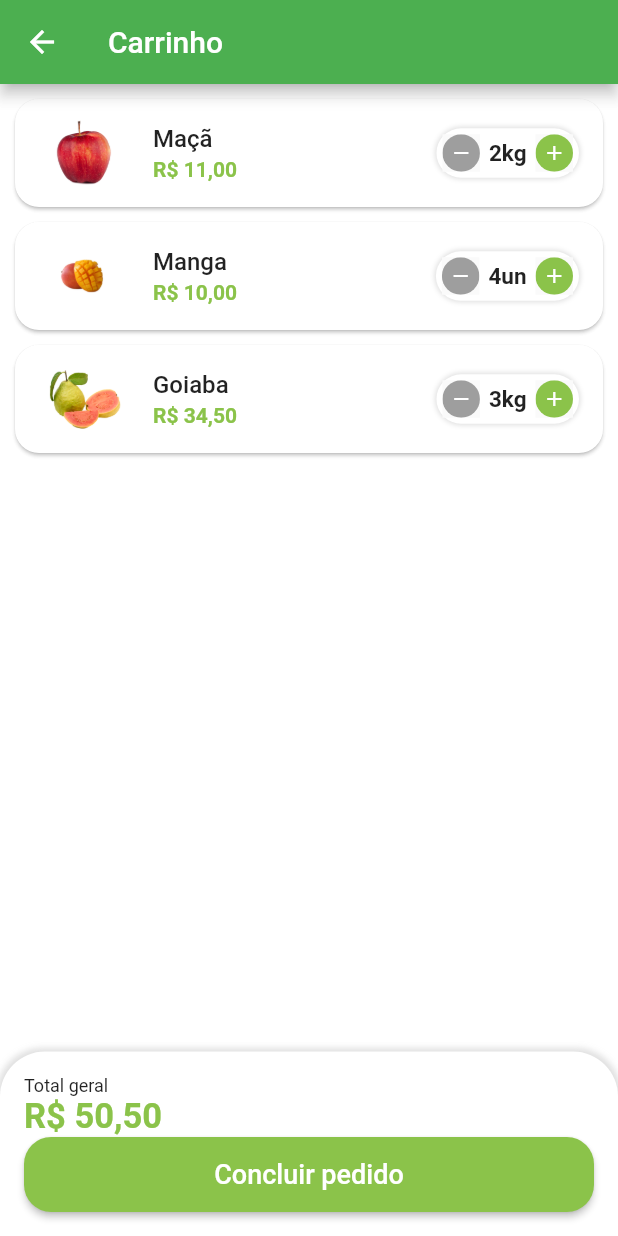
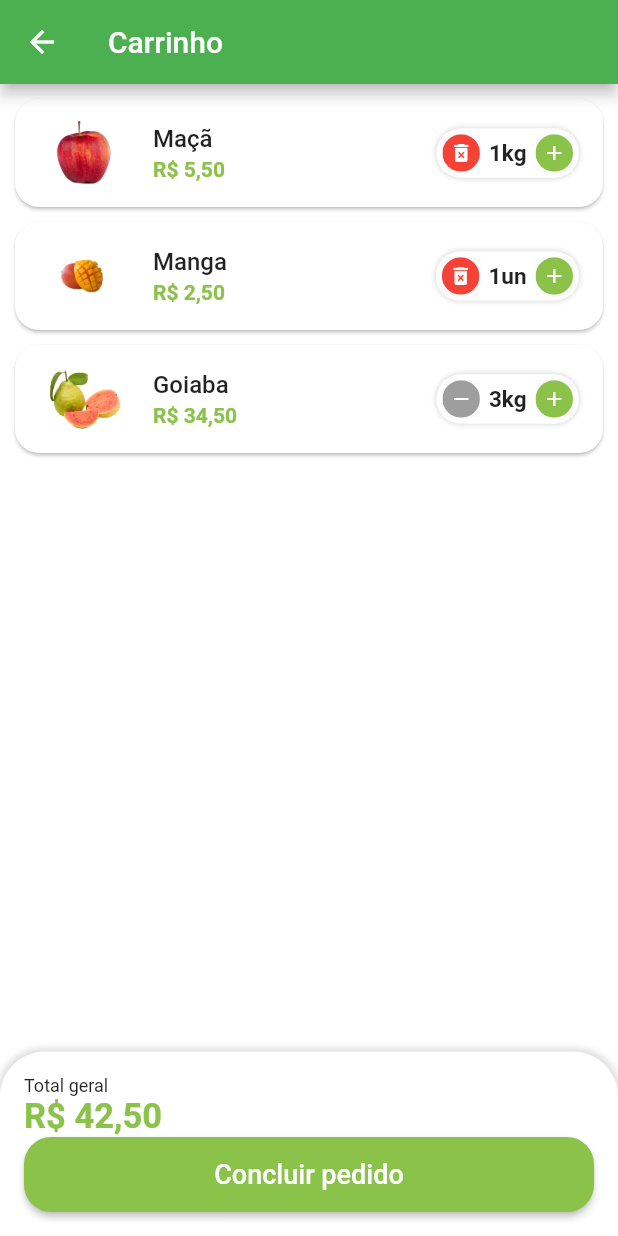
Before and after one commit to John-Rocha/greengrocer, a Flutter app: the CartTab screen opened directly, on a phone screen of 412 x 824 dp. Run offline on Flutter 3.47's test engine with Material 2 defaults, Android fonts, the phone set to English and light mode, and no system bars; our stand-ins replace animated_text_kit, badges, mask_text_input_formatter.

Commit message:
feat: increment widget of quantity

```diff
--- a/lib/src/data/app_data.dart
+++ b/lib/src/data/app_data.dart
@@ -74,7 +74,7 @@ List<String> categories = [
 ];
 
 List<CartItemModel> cartItems = [
-  CartItemModel(item: apple, quantity: 2),
-  CartItemModel(item: mango, quantity: 4),
+  CartItemModel(item: apple, quantity: 1),
+  CartItemModel(item: mango, quantity: 1),
   CartItemModel(item: guava, quantity: 3),
 ];
--- a/lib/src/models/cart_item_model.dart
+++ b/lib/src/models/cart_item_model.dart
@@ -2,7 +2,7 @@ import 'package:greengrocer/src/models/item_model.dart';
 
 class CartItemModel {
   final ItemModel item;
-  final int quantity;
+  int quantity;
 
   CartItemModel({
     required this.item,
--- a/lib/src/pages/cart/cart_tab.dart
+++ b/lib/src/pages/cart/cart_tab.dart
@@ -2,12 +2,32 @@
 
 import 'package:flutter/material.dart';
 import 'package:greengrocer/src/config/custom_colors.dart';
+import 'package:greengrocer/src/models/cart_item_model.dart';
 import 'package:greengrocer/src/pages/cart/components/cart_tile.dart';
 import 'package:greengrocer/src/services/utils_services.dart';
 import 'package:greengrocer/src/data/app_data.dart' as appData;
 
-class CartTab extends StatelessWidget {
+class CartTab extends StatefulWidget {
   const CartTab({Key? key}) : super(key: key);
+
+  @override
+  State<CartTab> createState() => _CartTabState();
+}
+
+class _CartTabState extends State<CartTab> {
+  void removeItemFromCart(CartItemModel cartItem) {
+    setState(() {
+      appData.cartItems.remove(cartItem);
+    });
+  }
+
+  double cartTotalPrice() {
+    double total = 0;
+    for (var item in appData.cartItems) {
+      total += item.totalPrice();
+    }
+    return total;
+  }
 
   @override
   Widget build(BuildContext context) {
@@ -21,7 +41,10 @@ class CartTab extends StatelessWidget {
             child: ListView.builder(
               itemCount: appData.cartItems.length,
               itemBuilder: (_, index) {
-                return CartTile(cartItem: appData.cartItems[index]);
+                return CartTile(
+                  cartItem: appData.cartItems[index],
+                  remove: removeItemFromCart,
+                );
               },
             ),
           ),
@@ -50,7 +73,7 @@ class CartTab extends StatelessWidget {
                   ),
                 ),
                 Text(
-                  UtilsServices.priceToCurrency(50.5),
+                  UtilsServices.priceToCurrency(cartTotalPrice()),
                   style: TextStyle(
                     fontSize: 23,
                     color: CustomColors.customSwatchColor,
--- a/lib/src/pages/cart/components/cart_tile.dart
+++ b/lib/src/pages/cart/components/cart_tile.dart
@@ -1,20 +1,25 @@
 import 'package:flutter/material.dart';
+
 import 'package:greengrocer/src/config/custom_colors.dart';
-import 'package:greengrocer/src/data/app_data.dart';
 import 'package:greengrocer/src/models/cart_item_model.dart';
-
-import 'package:greengrocer/src/models/item_model.dart';
 import 'package:greengrocer/src/pages/commom_widgets/quantity_widget.dart';
 import 'package:greengrocer/src/services/utils_services.dart';
 
-class CartTile extends StatelessWidget {
+class CartTile extends StatefulWidget {
   const CartTile({
     Key? key,
     required this.cartItem,
+    required this.remove,
   }) : super(key: key);
 
   final CartItemModel cartItem;
+  final Function(CartItemModel) remove;
 
+  @override
+  State<CartTile> createState() => _CartTileState();
+}
+
+class _CartTileState extends State<CartTile> {
   @override
   Widget build(BuildContext context) {
     return Card(
@@ -24,27 +29,36 @@ class CartTile extends StatelessWidget {
       ),
       child: ListTile(
         leading: Image.asset(
-          cartItem.item.imgUrl,
+          widget.cartItem.item.imgUrl,
           height: 60,
           width: 60,
         ),
         title: Text(
-          cartItem.item.itemName,
+          widget.cartItem.item.itemName,
           style: const TextStyle(
             fontWeight: FontWeight.w500,
           ),
         ),
         subtitle: Text(
-          UtilsServices.priceToCurrency(cartItem.totalPrice()),
+          UtilsServices.priceToCurrency(widget.cartItem.totalPrice()),
           style: TextStyle(
             color: CustomColors.customSwatchColor,
             fontWeight: FontWeight.bold,
           ),
         ),
         trailing: QuantityWidget(
-          value: cartItem.quantity,
-          sufixText: cartItem.item.unit,
-          result: (quantity) {},
+          value: widget.cartItem.quantity,
+          sufixText: widget.cartItem.item.unit,
+          result: (quantity) {
+            setState(() {
+              widget.cartItem.quantity = quantity;
+
+              if (quantity == 0) {
+                widget.remove(widget.cartItem);
+              }
+            });
+          },
+          isRemovable: true,
         ),
       ),
     );
--- a/lib/src/pages/commom_widgets/quantity_widget.dart
+++ b/lib/src/pages/commom_widgets/quantity_widget.dart
@@ -8,11 +8,13 @@ class QuantityWidget extends StatelessWidget {
     required this.value,
     required this.sufixText,
     required this.result,
+    this.isRemovable = false,
   }) : super(key: key);
 
   final int value;
   final String sufixText;
   final Function(int quantity) result;
+  final bool isRemovable;
 
   @override
   Widget build(BuildContext context) {
@@ -33,10 +35,11 @@ class QuantityWidget extends StatelessWidget {
         mainAxisSize: MainAxisSize.min,
         children: [
           _QuantityButton(
-            color: Colors.grey,
-            icon: Icons.remove,
+            color: !isRemovable || value > 1 ? Colors.grey : Colors.red,
+            icon:
+                !isRemovable || value > 1 ? Icons.remove : Icons.delete_forever,
             onPressed: () {
-              if (value == 1) return;
+              if (value == 1 && !isRemovable) return;
               int resultCount = value - 1;
               result(resultCount);
             },
```
